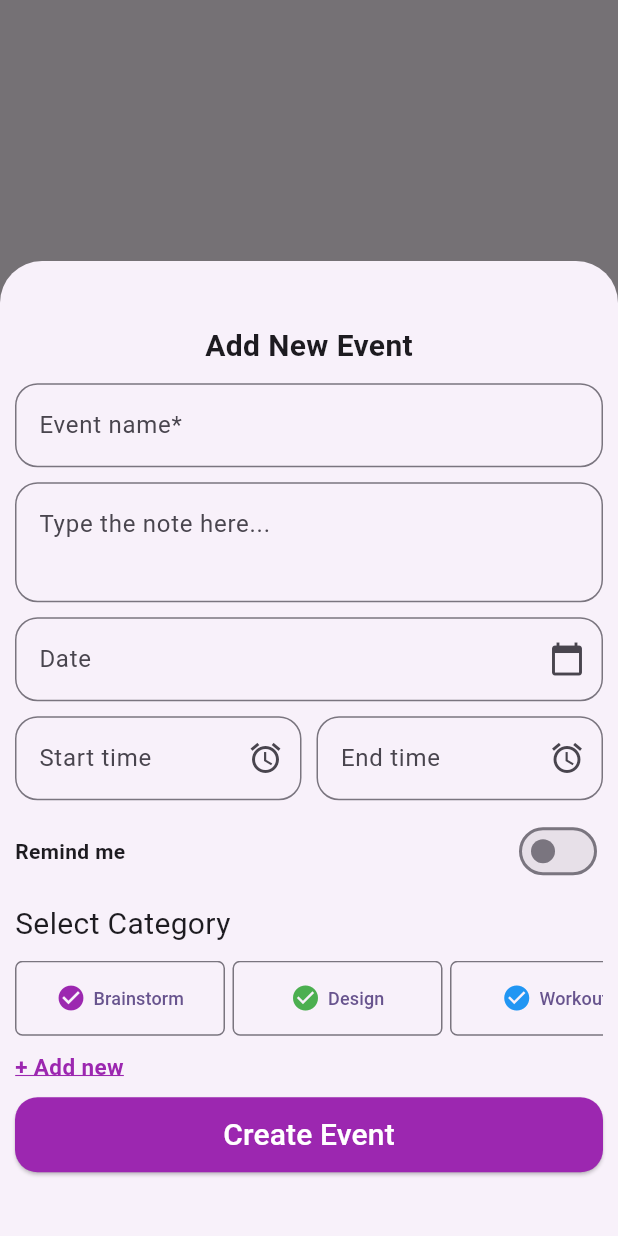
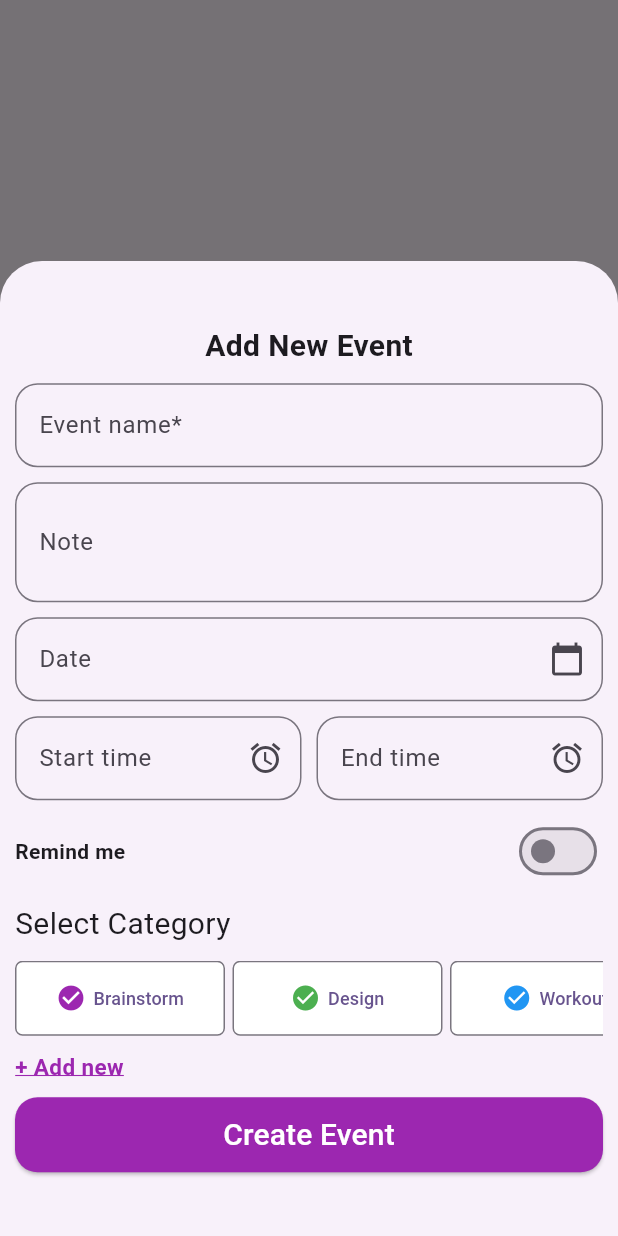
Before and after one commit to tanhoang088/calendar_flutter, a Flutter app: the screen it shows after launch, item 2 of the bottom bar chosen, after a tap on the "add" icon, on a phone screen of 412 x 824 dp. Run offline on Flutter 3.47's test engine with Material 2 defaults, Android fonts, the phone set to English and light mode, and no system bars; drawn by our look-alikes of animated_bottom_navigation_bar; our stand-ins replace flutter_colorpicker.

Commit message:
update_createEvent

```diff
--- a/lib/page/createEvent_page.dart
+++ b/lib/page/createEvent_page.dart
@@ -16,6 +16,7 @@ class CreateEventWidget extends StatefulWidget {
 }
 
 class _CreateEventWidgetState extends State<CreateEventWidget> {
+  int? _expandedIndex;
   bool light = false;
   TextEditingController myController = TextEditingController();
   TextEditingController _dateController = TextEditingController();
@@ -59,6 +60,7 @@ class _CreateEventWidgetState extends State<CreateEventWidget> {
                   borderSide: const BorderSide(width: 3, color: Colors.grey),
                   borderRadius: BorderRadius.circular(15)),
               hintText: 'Event name*',
+              label: const Text('Event name*'),
             ),
           ),
           const SizedBox(height: 10),
@@ -69,6 +71,7 @@ class _CreateEventWidgetState extends State<CreateEventWidget> {
                   borderSide: BorderSide(width: 3, color: Colors.grey),
                   borderRadius: BorderRadius.circular(15)),
               hintText: 'Type the note here...',
+              label: const Text('Note'),
             ),
           ),
           const SizedBox(height: 10),
@@ -79,7 +82,7 @@ class _CreateEventWidgetState extends State<CreateEventWidget> {
                 border: OutlineInputBorder(
                     borderSide: const BorderSide(width: 3, color: Colors.grey),
                     borderRadius: BorderRadius.circular(15)),
-                hintText: 'Date',
+                label: const Text('Date'),
                 suffixIcon: Icon(Icons.calendar_today)),
             onTap: () async {
               await showDatePicker(
@@ -115,7 +118,7 @@ class _CreateEventWidgetState extends State<CreateEventWidget> {
                             borderSide:
                                 const BorderSide(width: 3, color: Colors.grey),
                             borderRadius: BorderRadius.circular(15)),
-                        hintText: 'Start time',
+                        label: const Text('Start time'),
                         suffixIcon: const Icon(Icons.alarm)),
                     onTap: () async {
                       TimeOfDay? pickedTime = await showTimePicker(
@@ -140,7 +143,7 @@ class _CreateEventWidgetState extends State<CreateEventWidget> {
                             borderSide:
                                 const BorderSide(width: 3, color: Colors.grey),
                             borderRadius: BorderRadius.circular(15)),
-                        hintText: 'End time',
+                        label: const Text('End time'),
                         suffixIcon: Icon(Icons.alarm)),
                     onTap: () async {
                       TimeOfDay? pickedTime = await showTimePicker(
@@ -196,11 +199,18 @@ class _CreateEventWidgetState extends State<CreateEventWidget> {
                         width: 140,
                         child: OutlinedButton(
                             style: OutlinedButton.styleFrom(
+                              backgroundColor: _expandedIndex == index
+                                  ? Colors.purple
+                                  : Colors.white,
                               shape: RoundedRectangleBorder(
                                 borderRadius: BorderRadius.circular(5),
                               ),
                             ),
-                            onPressed: () {},
+                            onPressed: () {
+                              setState(() {
+                                _expandedIndex = index;
+                              });
+                            },
                             child: Row(
                                 mainAxisAlignment: MainAxisAlignment.center,
                                 children: [
```
